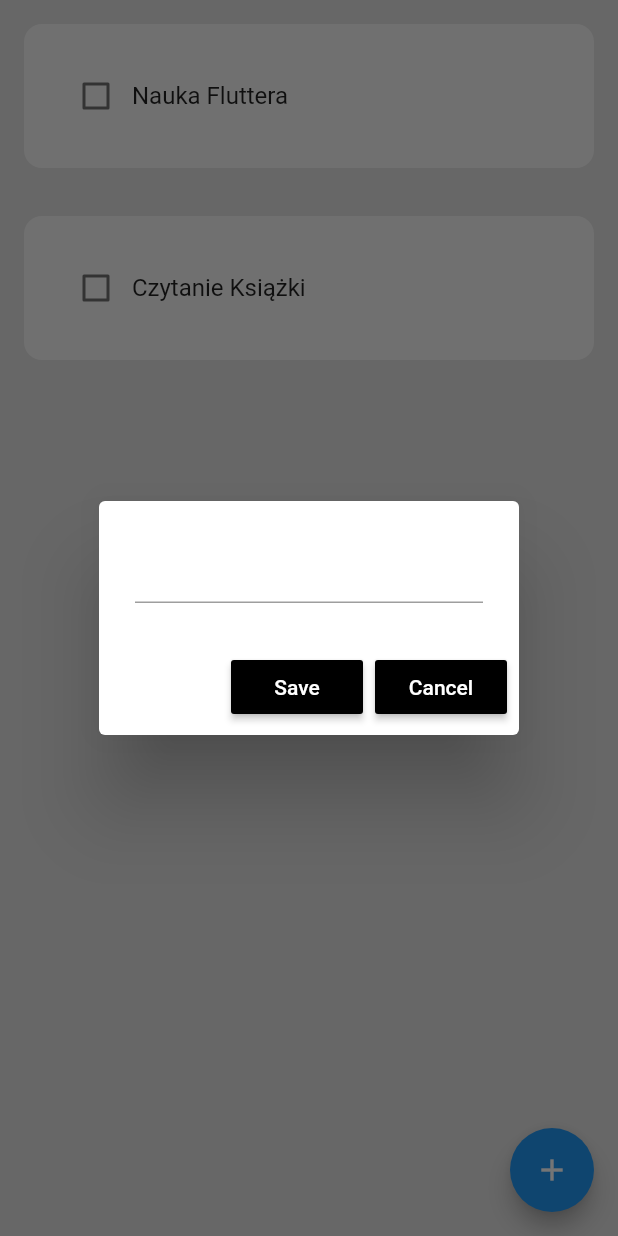
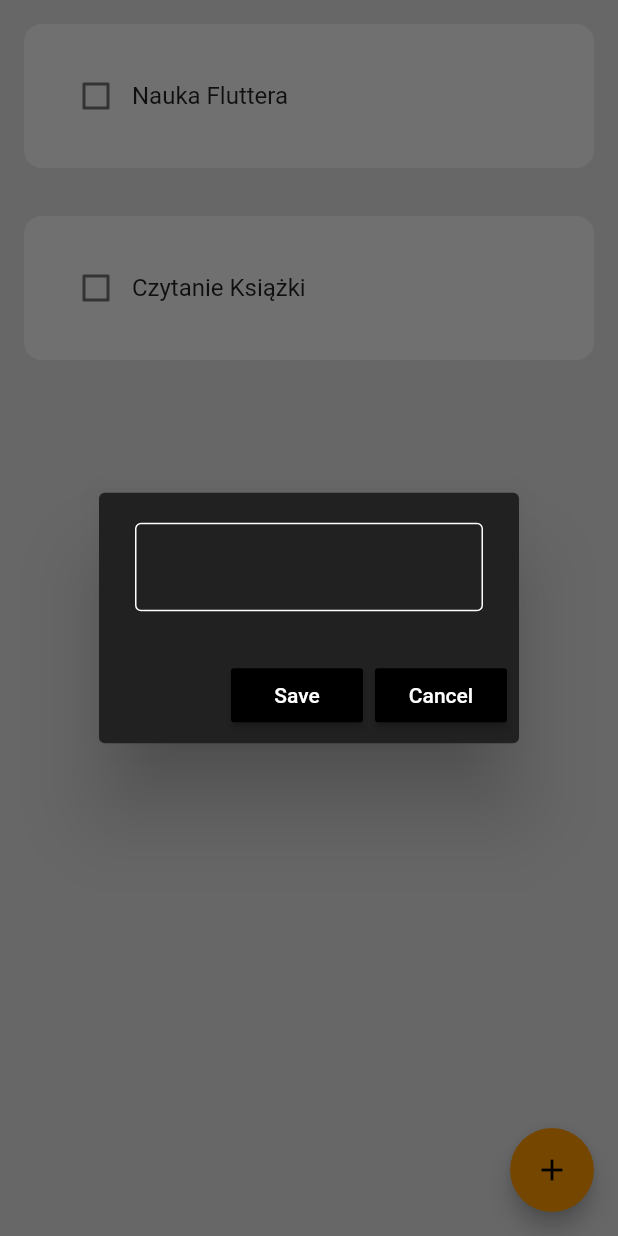
Before and after one commit to patrickkoszewski/habit_tracker_hive_local_storage, a Flutter app: the screen it shows after launch, after a tap on the "add" icon, on a phone screen of 412 x 824 dp. Run offline on Flutter 3.47's test engine with Material 2 defaults, Android fonts, the phone set to English and light mode, and no system bars.

Commit message:
Add UI Decoration

```diff
--- a/lib/components/new_habit_box.dart
+++ b/lib/components/new_habit_box.dart
@@ -6,7 +6,16 @@ class EnterNewHabitBox extends StatelessWidget {
   @override
   Widget build(BuildContext context) {
     return AlertDialog(
-      content: TextField(),
+      backgroundColor: Colors.grey[900],
+      content: TextField(
+        style: TextStyle(color: Colors.white),
+        decoration: InputDecoration(
+          enabledBorder:
+              OutlineInputBorder(borderSide: BorderSide(color: Colors.white)),
+          focusedBorder:
+              OutlineInputBorder(borderSide: BorderSide(color: Colors.white)),
+        ),
+      ),
       actions: [
         MaterialButton(
           onPressed: () {},
--- a/lib/main.dart
+++ b/lib/main.dart
@@ -14,6 +14,7 @@ class MyApp extends StatelessWidget {
     return MaterialApp(
       debugShowCheckedModeBanner: false,
       home: HomePage(),
+      theme: ThemeData(primarySwatch: Colors.orange),
     );
   }
 }
```
